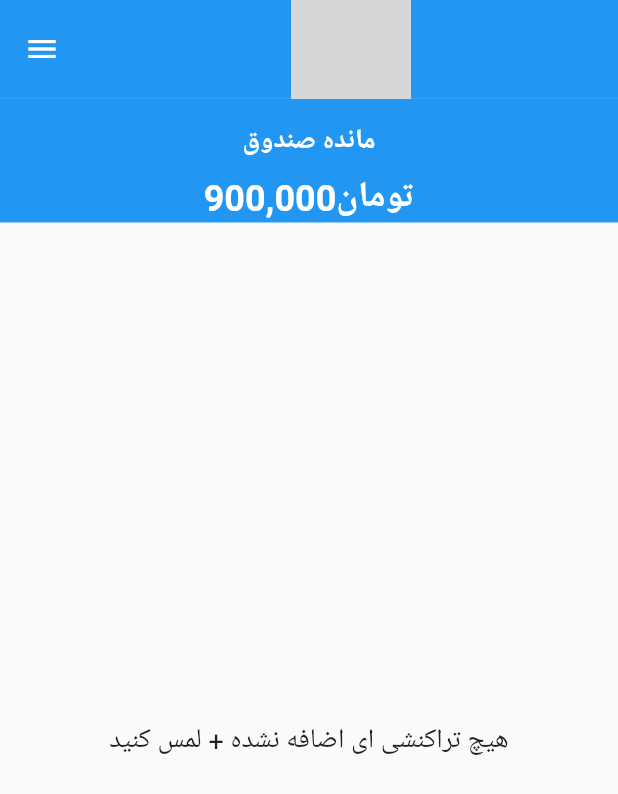
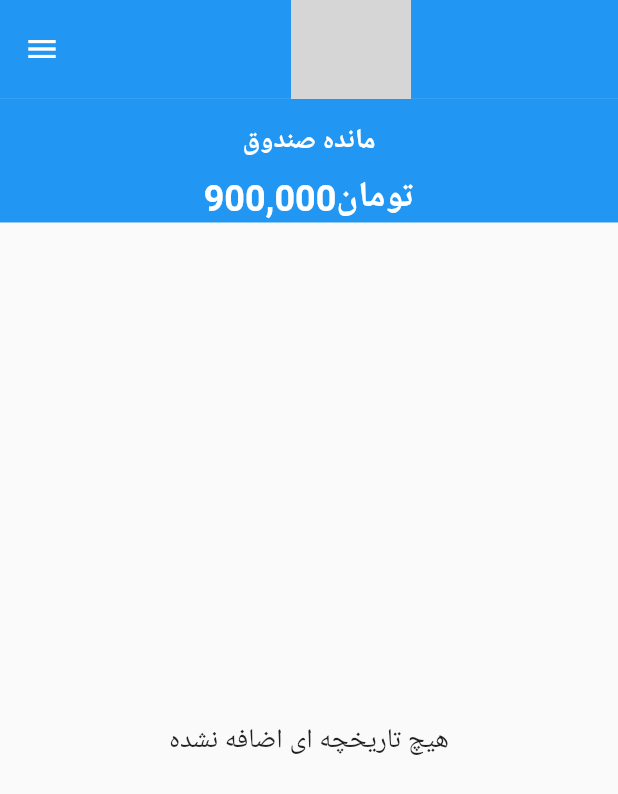
Before and after one commit to RexGod/build_mate, a Flutter app: the BalanceScreen screen opened by its route, on a phone screen of 412 x 824 dp. Shown: the top 794 px of the screen. Run offline on Flutter 3.47's test engine with Material 2 defaults, Android fonts, the phone set to English and light mode, and no system bars; our stand-ins replace ionicons, shamsi_date, supabase; missing offline and left inert: persian_datetime_picker; accounts and stored records are empty; grey boxes are pictures that could not be loaded.

Commit message:
fix : debug some issue in balance page

```diff
--- a/lib/Screens/balance.dart
+++ b/lib/Screens/balance.dart
@@ -38,7 +38,7 @@ class _BalanceScreenState extends State<BalanceScreen> {
       drawer: Drawer(
         width: MediaQuery.of(context).size.width * 0.6,
         backgroundColor: Colors.blue,
-        child: drawerWidget(),
+        child: const drawerWidget(),
       ),
       body: _isLoading
           ? const Center(child: CircularProgressIndicator())
@@ -55,17 +55,32 @@ class _BalanceScreenState extends State<BalanceScreen> {
                         if (data.isEmpty) {
                           return const Center(
                             child: Text(
-                              'هیچ تراکنشی ای اضافه نشده + لمس کنید',
+                              'هیچ تاریخچه ای اضافه نشده',
                               style: TextStyle(fontSize: 18),
                             ),
                           );
                         }
+
                         return RefreshIndicator(
                           onRefresh: format.refresh,
-                          child: ListView.builder(
-                            itemBuilder: (context, index) =>
-                                balanceItems(data[index]),
-                            itemCount: data.length,
+                          child: Column(
+                            children: [
+                              const Text(
+                                textAlign: TextAlign.right,
+                                'تاریخچه تراکنش ها',
+                                style: TextStyle(
+                                  fontSize: 18.0,
+                                  fontWeight: FontWeight.bold,
+                                ),
+                              ),
+                              Expanded(
+                                child: ListView.builder(
+                                  itemBuilder: (context, index) =>
+                                      balanceItems(data[index]),
+                                  itemCount: data.length,
+                                ),
+                              ),
+                            ],
                           ),
                         );
                       },
--- a/lib/Screens/charghNotife.dart
+++ b/lib/Screens/charghNotife.dart
@@ -101,8 +101,8 @@ class _MultiStepFormState extends State<MultiStepForm> {
                     }
                   },
                   style: ElevatedButton.styleFrom(
-                    // Background color of the button
-                    elevation: 4, // Elevation of the button
+
+                    elevation: 4,
                     shape: RoundedRectangleBorder(
                       borderRadius: BorderRadius.circular(5),
                     ),
```
